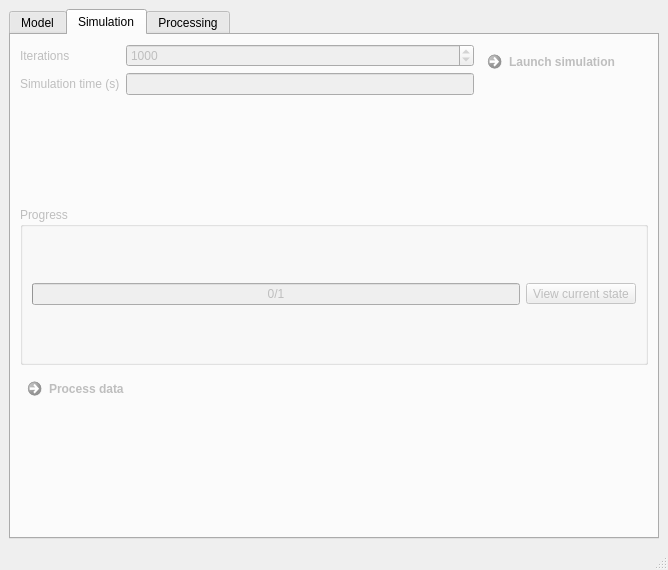
Before: the Qt Designer form moldyn/ui/qt/mainwindow.ui in open-moldyn/moldyn, drawn with Qt 5.
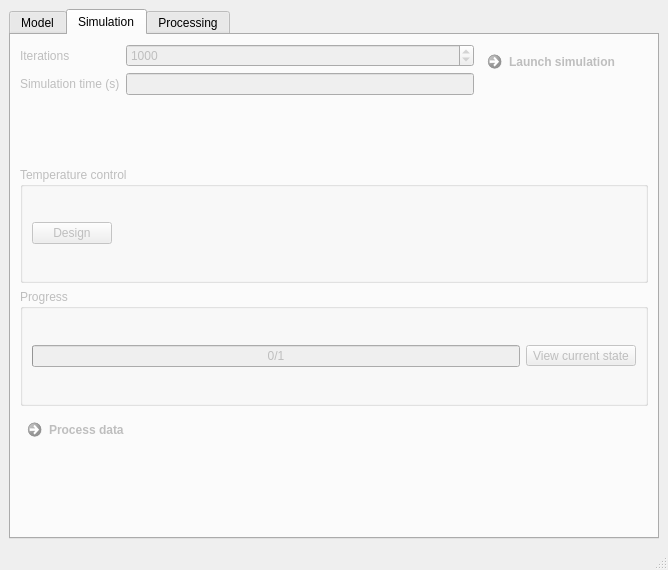
After: the same form once the commit is applied. The open tabs and pages were chosen to show the change.

Commit message: preparations for temperature control

The edit to the form file:
```diff
--- a/moldyn/ui/qt/mainwindow.ui
+++ b/moldyn/ui/qt/mainwindow.ui
@@ -176,6 +176,35 @@
           </property>
          </widget>
         </item>
+        <item row="2" column="0" colspan="2">
+         <widget class="QGroupBox" name="temperature_groupBox">
+          <property name="title">
+           <string>Temperature control</string>
+          </property>
+          <layout class="QHBoxLayout" name="horizontalLayout_6">
+           <item>
+            <widget class="QPushButton" name="designTemperatureBtn">
+             <property name="text">
+              <string>Design</string>
+             </property>
+            </widget>
+           </item>
+           <item>
+            <spacer name="horizontalSpacer_2">
+             <property name="orientation">
+              <enum>Qt::Horizontal</enum>
+             </property>
+             <property name="sizeHint" stdset="0">
+              <size>
+               <width>522</width>
+               <height>20</height>
+              </size>
+             </property>
+            </spacer>
+           </item>
+          </layout>
+         </widget>
+        </item>
        </layout>
       </widget>
       <widget class="QWidget" name="tab_processing">
```
The commit also changes 1 other file.
